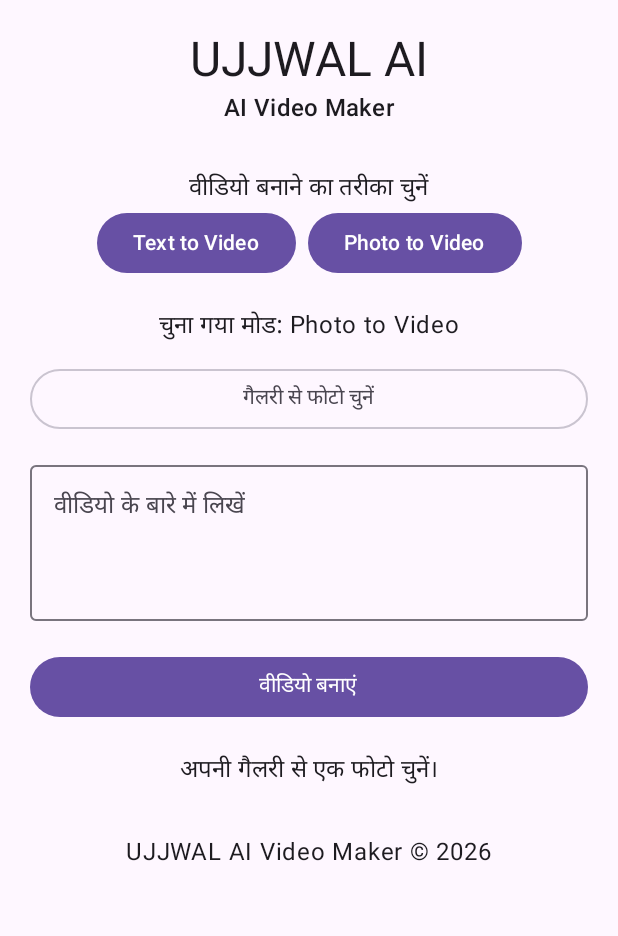
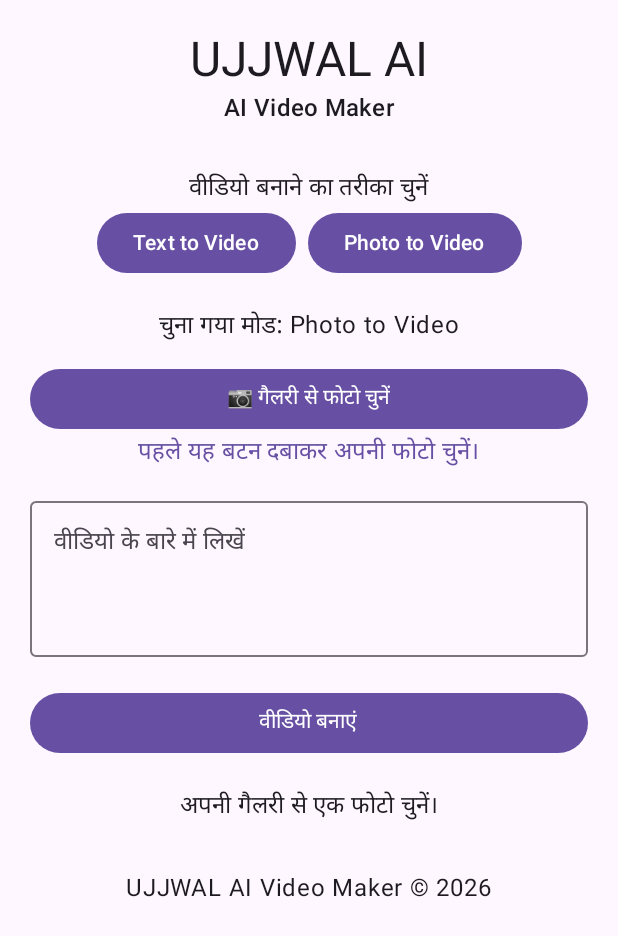
Before and after one commit to rbmzp231312-sys/Ujjwal-, an Android app built with Jetpack Compose: the screen it shows after launch (MainActivity), after a tap on "Photo to Video", on a phone screen of 412 x 824 dp. Shown: the top 936 px of the screen. Run offline under Robolectric (Android 15) with nearby library versions, the phone set to English and light mode, and no system bars.

Commit message:
Make photo picker button prominent

```diff
--- a/app/src/main/java/com/ujjwal/aivideomaker/MainActivity.kt
+++ b/app/src/main/java/com/ujjwal/aivideomaker/MainActivity.kt
@@ -74,12 +74,17 @@ fun UjjwalApp() {
                 Spacer(modifier = Modifier.height(12.dp))
 
                 if (mode == "Photo to Video") {
-                    OutlinedButton(
+                    Button(
                         onClick = { photoPicker.launch("image/*") },
                         modifier = Modifier.fillMaxWidth()
                     ) {
-                        Text(if (selectedPhoto == null) "गैलरी से फोटो चुनें" else "दूसरी फोटो चुनें")
+                        Text(if (selectedPhoto == null) "📷 गैलरी से फोटो चुनें" else "📷 दूसरी फोटो चुनें")
                     }
+                    Text(
+                        if (selectedPhoto == null) "पहले यह बटन दबाकर अपनी फोटो चुनें।"
+                        else "फोटो चुन ली गई है ✓",
+                        color = MaterialTheme.colorScheme.primary
+                    )
                     if (selectedPhoto != null) {
                         Text("फोटो चुनी गई ✓", color = MaterialTheme.colorScheme.primary)
                     }
```
